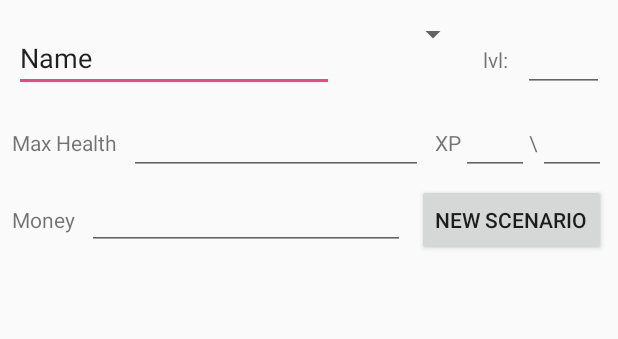
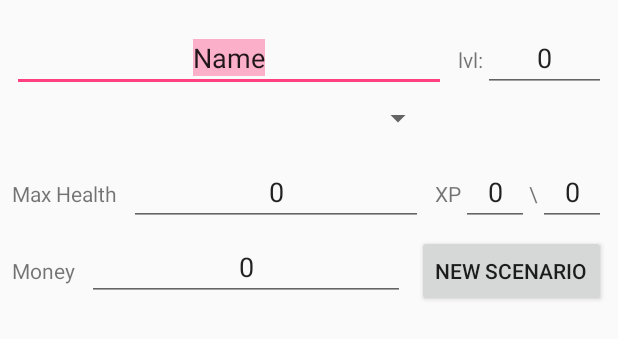
Before and after one commit to PogopunkXIII/GHCharacterTracker, an Android app: the layout character_sheet.xml on its own in the app's theme, with its tools: preview values and no code run, on a phone screen of 412 x 824 dp. Shown: the top 339 px of the screen. Run offline under Robolectric (Android 15) with nearby library versions, the phone set to English and light mode, and no system bars.

Commit message:
I did somethings, I've got a bunch of activities working correctly and I even think they're passing data correctly. the character sheet UI currently has 0 links to the character model. that is what I need to do next.

```diff
--- a/app/src/main/AndroidManifest.xml
+++ b/app/src/main/AndroidManifest.xml
@@ -17,6 +17,12 @@
             </intent-filter>
         </activity>
         <activity android:name=".ScenarioActivity"
+            android:parentActivityName=".CharacterActivity">
+            <meta-data
+                android:name="android.support.PARENT_ACTIVITY"
+                android:value=".CharacterActivity"/>
+        </activity>
+        <activity android:name=".CharacterActivity"
             android:parentActivityName=".MainActivity">
             <meta-data
                 android:name="android.support.PARENT_ACTIVITY"
--- a/app/src/main/java/ghcharactertracker/com/ghcharactertracker/CharacterActivity.java
+++ b/app/src/main/java/ghcharactertracker/com/ghcharactertracker/CharacterActivity.java
@@ -21,7 +21,7 @@ public class CharacterActivity extends AppCompatActivity {
 
     public void onCreate(Bundle savedInstanceState) {
         super.onCreate(savedInstanceState);
-        setContentView(R.layout.activity_main);
+        setContentView(R.layout.character_sheet);
 
         Spinner classNameSpinner = (Spinner) findViewById(R.id.classNameSpinner);
         classNameSpinner.setAdapter(new ArrayAdapter<ClassName>(this,
@@ -29,8 +29,6 @@ public class CharacterActivity extends AppCompatActivity {
                 ClassName.values()));
 
         player = new Character(new CharClass(ClassName.Brute));
-
-
     }
 
     private void unpackScenarioData(Intent data) {
--- a/app/src/main/java/ghcharactertracker/com/ghcharactertracker/ScenarioActivity.java
+++ b/app/src/main/java/ghcharactertracker/com/ghcharactertracker/ScenarioActivity.java
@@ -20,13 +20,15 @@ public class ScenarioActivity extends AppCompatActivity {
     public void onCreate(Bundle savedInstanceState) {
         super.onCreate(savedInstanceState);
         setContentView(R.layout.scenario_tracker);
-        scenario = new ScenarioModel(0, 0 ,0);
+
+        Intent intent = getIntent();
+        int maxHealth = intent.getIntExtra(CharacterActivity.MAX_HEALTH, 0);
+
+        scenario = new ScenarioModel(maxHealth, 0 ,0);
+        updateHealthUI();
     }
 
     public void changeHealth(View v) {
-        EditText healthText = (EditText) findViewById(R.id.scenarioHealth);
-        scenario.setHealth(Integer.parseInt(healthText.getText().toString()));
-
         switch(v.getId()){
             case R.id.healthAdd:
                 scenario.incHealth();
@@ -36,13 +38,10 @@ public class ScenarioActivity extends AppCompatActivity {
                 break;
         }
 
-        healthText.setText(Integer.toString(scenario.getHealth()));
+        updateHealthUI();
     }
 
     public void changeExp(View v) {
-        EditText expText = (EditText) findViewById(R.id.scenarioExp);
-        scenario.setExp(Integer.parseInt(expText.getText().toString()));
-
         switch(v.getId()){
             case R.id.expAdd:
                 scenario.incExp();
@@ -52,13 +51,10 @@ public class ScenarioActivity extends AppCompatActivity {
                 break;
         }
 
-        expText.setText(Integer.toString(scenario.getExp()));
+        updateExpUI();
     }
 
     public void changeMoney(View v) {
-        EditText moneyText = (EditText) findViewById(R.id.scenarioMoney);
-        scenario.setMoney(Integer.parseInt(moneyText.getText().toString()));
-
         switch(v.getId()){
             case R.id.moneyAdd:
                 scenario.incMoney();
@@ -67,6 +63,24 @@ public class ScenarioActivity extends AppCompatActivity {
                 scenario.decMoney();
                 break;
         }
+
+        updateMoneyUI();
+    }
+
+    private void updateHealthUI() {
+        EditText healthText = (EditText) findViewById(R.id.scenarioHealth);
+
+        healthText.setText(Integer.toString(scenario.getHealth()));
+    }
+
+    private void updateExpUI() {
+        EditText expText = (EditText) findViewById(R.id.scenarioExp);
+
+        expText.setText(Integer.toString(scenario.getExp()));
+    }
+
+    private void updateMoneyUI() {
+        EditText moneyText = (EditText) findViewById(R.id.scenarioMoney);
 
         moneyText.setText(Integer.toString(scenario.getMoney()));
     }
--- a/app/src/main/res/layout/character_sheet.xml
+++ b/app/src/main/res/layout/character_sheet.xml
@@ -8,15 +8,18 @@
 
     <EditText
         android:id="@+id/playerName"
-        android:layout_width="wrap_content"
+        android:layout_width="0dp"
         android:layout_height="wrap_content"
+        android:layout_marginEnd="8dp"
         android:layout_marginStart="8dp"
         android:layout_marginTop="16dp"
         android:ems="10"
         android:inputType="textPersonName"
-        android:text="Name"
-        app:layout_constraintEnd_toStartOf="@+id/classNameSpinner"
-        app:layout_constraintHorizontal_bias="0.5"
+        android:selectAllOnFocus="true"
+        android:singleLine="true"
+        android:text="@string/name_label"
+        android:textAlignment="center"
+        app:layout_constraintEnd_toStartOf="@+id/levelLabel"
         app:layout_constraintStart_toStartOf="parent"
         app:layout_constraintTop_toTopOf="parent" />
 
@@ -26,45 +29,45 @@
         android:layout_height="wrap_content"
         android:text="@string/level_label"
         app:layout_constraintBaseline_toBaselineOf="@+id/playerName"
-        app:layout_constraintEnd_toStartOf="@+id/playerLevel"
-        app:layout_constraintHorizontal_bias="0.5"
-        app:layout_constraintStart_toEndOf="@+id/classNameSpinner" />
+        app:layout_constraintEnd_toStartOf="@+id/playerLevel" />
 
     <Spinner
         android:id="@+id/classNameSpinner"
-        android:layout_width="80dp"
-        android:layout_height="45dp"
+        android:layout_width="0dp"
+        android:layout_height="18dp"
         android:layout_marginEnd="8dp"
         android:layout_marginStart="8dp"
-        app:layout_constraintEnd_toStartOf="@+id/levelLabel"
-        app:layout_constraintHorizontal_bias="0.5"
-        app:layout_constraintStart_toEndOf="@+id/playerName"
-        tools:layout_editor_absoluteY="18dp" />
+        android:layout_marginTop="8dp"
+        android:dropDownWidth="match_parent"
+        app:layout_constraintEnd_toEndOf="@+id/playerName"
+        app:layout_constraintStart_toStartOf="parent"
+        app:layout_constraintTop_toBottomOf="@+id/playerName" />
 
     <EditText
         android:id="@+id/playerLevel"
-        android:layout_width="54dp"
-        android:layout_height="0dp"
+        android:layout_width="82dp"
+        android:layout_height="wrap_content"
         android:layout_marginEnd="8dp"
-        android:layout_marginStart="8dp"
         android:ems="10"
         android:inputType="number"
+        android:selectAllOnFocus="true"
+        android:singleLine="true"
+        android:text="@string/zero_label"
+        android:textAlignment="center"
         app:layout_constraintBaseline_toBaselineOf="@+id/playerName"
-        app:layout_constraintEnd_toEndOf="parent"
-        app:layout_constraintHorizontal_bias="0.5"
-        app:layout_constraintStart_toEndOf="@+id/levelLabel" />
+        app:layout_constraintEnd_toEndOf="parent" />
 
     <TextView
         android:id="@+id/maxHealthLabel"
         android:layout_width="wrap_content"
         android:layout_height="wrap_content"
         android:layout_marginStart="8dp"
-        android:layout_marginTop="24dp"
+        android:layout_marginTop="32dp"
         android:text="@string/max_health_label"
         app:layout_constraintEnd_toStartOf="@+id/playerMaxHealth"
         app:layout_constraintHorizontal_bias="0.5"
         app:layout_constraintStart_toStartOf="parent"
-        app:layout_constraintTop_toBottomOf="@+id/playerName" />
+        app:layout_constraintTop_toBottomOf="@+id/classNameSpinner" />
 
     <EditText
         android:id="@+id/playerMaxHealth"
@@ -73,9 +76,15 @@
         android:layout_marginStart="8dp"
         android:ems="10"
         android:inputType="number"
+        android:selectAllOnFocus="true"
+        android:singleLine="true"
+        android:text="@string/zero_label"
+        android:textAlignment="center"
         app:layout_constraintBaseline_toBaselineOf="@+id/maxHealthLabel"
         app:layout_constraintEnd_toStartOf="@+id/xpLabel"
         app:layout_constraintHorizontal_bias="0.5"
+        app:layout_constraintLeft_toLeftOf="parent"
+        app:layout_constraintRight_toRightOf="parent"
         app:layout_constraintStart_toEndOf="@+id/maxHealthLabel" />
 
     <TextView
@@ -95,6 +104,10 @@
         android:layout_height="wrap_content"
         android:ems="10"
         android:inputType="number"
+        android:selectAllOnFocus="true"
+        android:singleLine="true"
+        android:text="@string/zero_label"
+        android:textAlignment="center"
         app:layout_constraintBaseline_toBaselineOf="@+id/maxHealthLabel"
         app:layout_constraintEnd_toStartOf="@+id/textView7"
         app:layout_constraintHorizontal_bias="0.5"
@@ -117,6 +130,9 @@
         android:layout_marginEnd="8dp"
         android:ems="10"
         android:inputType="number"
+        android:singleLine="true"
+        android:text="@string/zero_label"
+        android:textAlignment="center"
         app:layout_constraintBaseline_toBaselineOf="@+id/maxHealthLabel"
         app:layout_constraintEnd_toEndOf="parent"
         app:layout_constraintHorizontal_bias="0.5"
@@ -141,6 +157,8 @@
         android:layout_marginStart="8dp"
         android:ems="10"
         android:inputType="number"
+        android:text="@string/zero_label"
+        android:textAlignment="center"
         app:layout_constraintBaseline_toBaselineOf="@+id/textView8"
         app:layout_constraintEnd_toStartOf="@+id/newScenario"
         app:layout_constraintHorizontal_bias="0.5"
--- a/app/src/main/res/values/strings.xml
+++ b/app/src/main/res/values/strings.xml
@@ -16,4 +16,5 @@
     <string name="completed_label">Scenario Completed?</string>
     <string name="complete_label">Done</string>
     <string name="scenario_level_label">Scenario Level</string>
+    <string name="name_label">Name</string>
 </resources>
```
Also changed, not shown: 44 other files.
